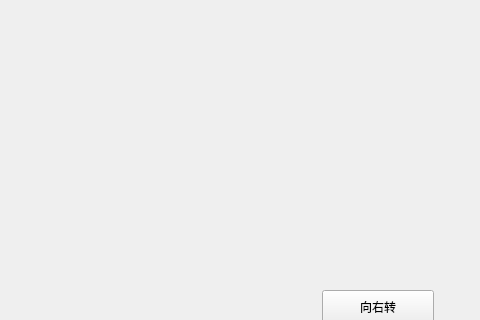
youdiandai/map_generator, file untitled2.ui: the form before one commit; both pictures show x 738 to 1218 and y 0 to 320 of the 1218 by 662 pixel window.
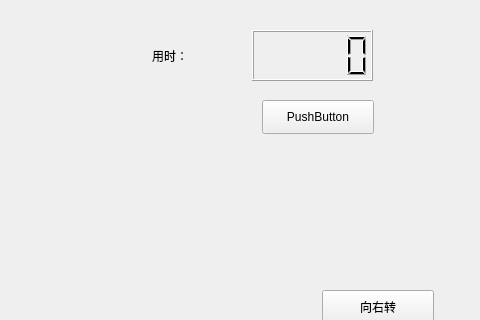
The form after the commit.

Commit message: 增加计时器

```diff
--- a/untitled2.ui
+++ b/untitled2.ui
@@ -104,6 +104,46 @@
     <string>TextLabel</string>
    </property>
   </widget>
+  <widget class="QLabel" name="label_4">
+   <property name="geometry">
+    <rect>
+     <x>890</x>
+     <y>30</y>
+     <width>81</width>
+     <height>51</height>
+    </rect>
+   </property>
+   <property name="styleSheet">
+    <string notr="true">font: 24pt &quot;华文新魏&quot;;
+font: 14pt &quot;新宋体&quot;;</string>
+   </property>
+   <property name="text">
+    <string>用时：</string>
+   </property>
+  </widget>
+  <widget class="QLCDNumber" name="lcdNumber">
+   <property name="geometry">
+    <rect>
+     <x>990</x>
+     <y>30</y>
+     <width>121</width>
+     <height>51</height>
+    </rect>
+   </property>
+  </widget>
+  <widget class="QPushButton" name="pushButton_5">
+   <property name="geometry">
+    <rect>
+     <x>1000</x>
+     <y>100</y>
+     <width>112</width>
+     <height>34</height>
+    </rect>
+   </property>
+   <property name="text">
+    <string>PushButton</string>
+   </property>
+  </widget>
  </widget>
  <resources/>
  <connections/>
```
The commit also changes 1 other file.
